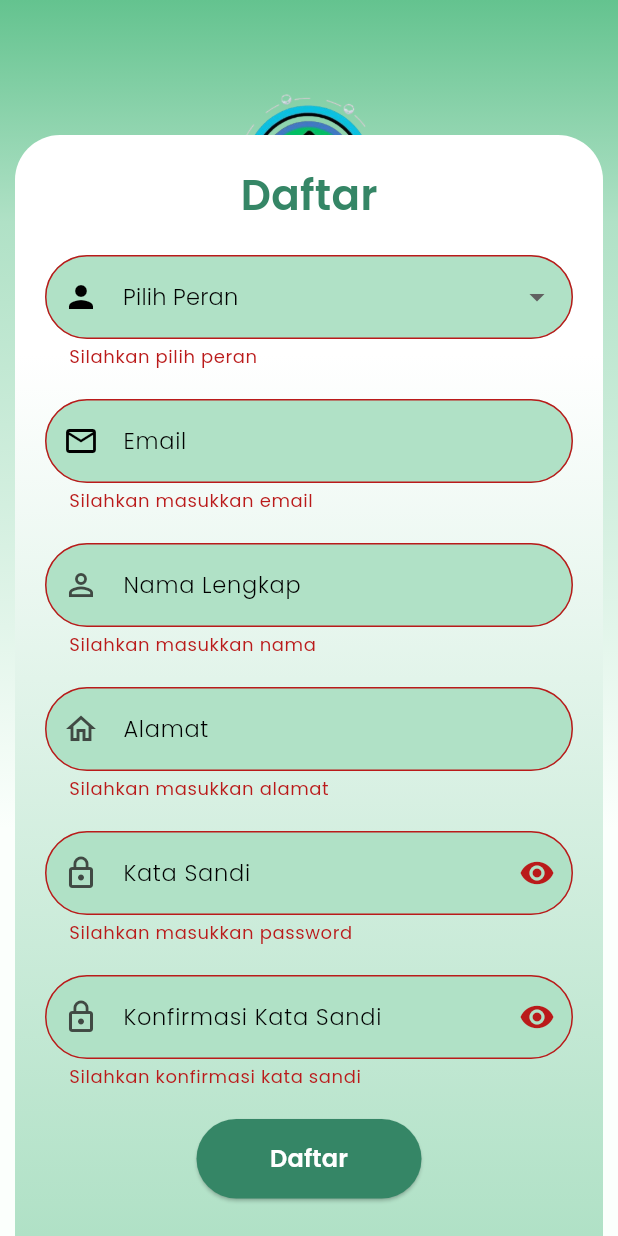
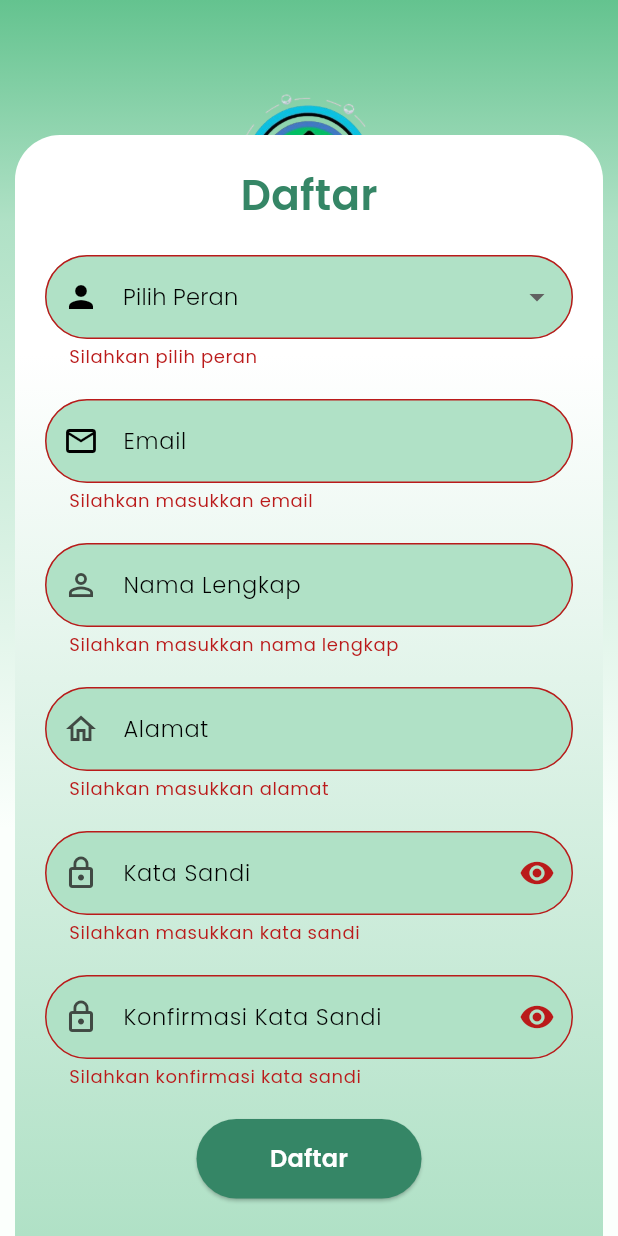
Before and after one commit to fadliaditya06/Geoportal-Mobile, a Flutter app: the RegisterScreen screen opened by its route, after a tap on "Daftar", on a phone screen of 412 x 824 dp. Run offline on Flutter 3.47's test engine with Material 3 defaults, Android fonts, the phone set to English and light mode, and no system bars; our stand-ins replace awesome_snackbar_content, carousel_slider, cloud_firestore, curved_navigation_bar, firebase_auth, firebase_core and 3 more; accounts and stored records are empty.

Commit message:
Update Feat: Register Screen

```diff
--- a/lib/screens/auth/register_screen.dart
+++ b/lib/screens/auth/register_screen.dart
@@ -202,7 +202,7 @@ class _RegisterScreenState extends State<RegisterScreen> {
                         ),
                         validator: (value) {
                           if (value == null || value.isEmpty) {
-                            return 'Silahkan masukkan nama';
+                            return 'Silahkan masukkan nama lengkap';
                           }
                           return null;
                         },
@@ -283,7 +283,7 @@ class _RegisterScreenState extends State<RegisterScreen> {
                         ),
                         validator: (value) {
                           if (value == null || value.isEmpty) {
-                            return 'Silahkan masukkan password';
+                            return 'Silahkan masukkan kata sandi';
                           }
                           if (value.length < 6) {
                             return 'Password minimal 6 karakter';
```
